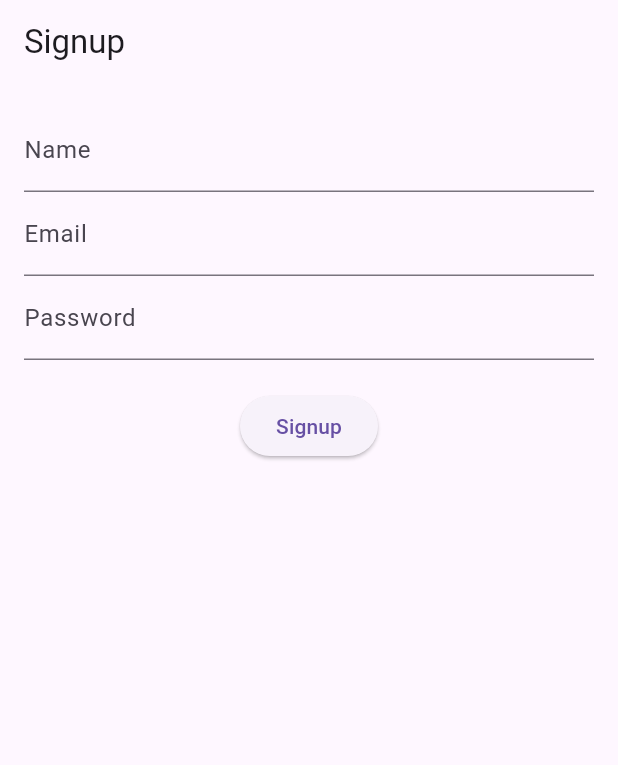
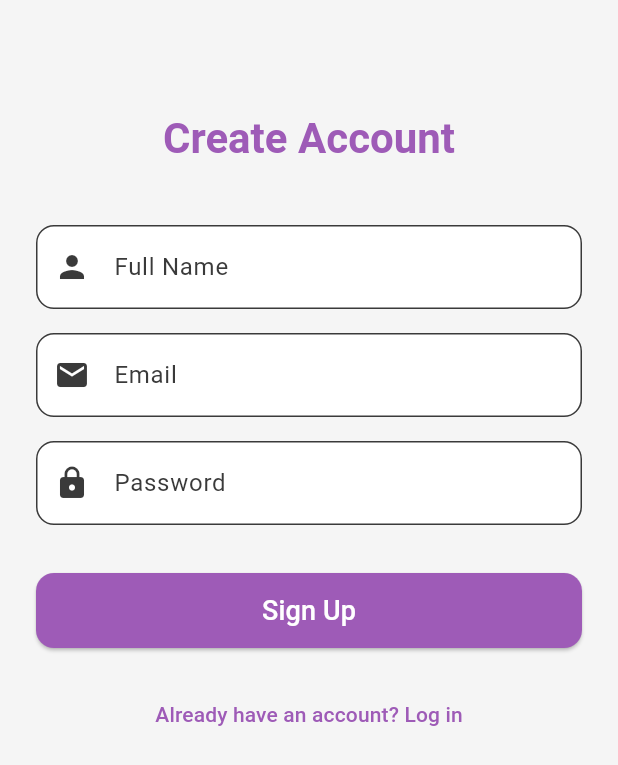
Before and after one commit to yashoda7/deeplinks, a Flutter app: the SignupPage screen opened by its route, on a phone screen of 412 x 824 dp. Shown: the top 765 px of the screen. Run offline on Flutter 3.47's test engine with Material 3 defaults, Android fonts, the phone set to English and light mode, and no system bars; our stand-ins replace dio, equatable, flutter_bloc, get_it, go_router, shared_preferences; accounts and stored records are empty; network calls fail.

Commit message:
feature:added color scheme and routers setup for easy navigation

```diff
--- /dev/null
+++ b/lib/app_router.dart
@@ -0,0 +1,34 @@
+import 'package:deeplinks/presentations/authentication/presentation/login_page.dart';
+import 'package:deeplinks/presentations/authentication/presentation/signup_page.dart';
+import 'package:deeplinks/presentations/home/home_page.dart';
+import 'package:flutter/material.dart';
+import 'package:go_router/go_router.dart';
+import 'package:deeplinks/routes.dart';
+
+
+final GoRouter appRouter = GoRouter(
+  initialLocation: '/login', // Start at login
+  routes: [
+    GoRoute(
+      path: routes.login,
+      name: 'login',
+      pageBuilder: (context, state) =>  MaterialPage(
+        child: LoginPage(),
+      ),
+    ),
+    GoRoute(
+      path: routes.signup,
+      name: 'signup',
+      pageBuilder: (context, state) =>  MaterialPage(
+        child: SignupPage(),
+      ),
+    ),
+    GoRoute(
+      path: routes.home,
+      name: 'home',
+      pageBuilder: (context, state) =>  MaterialPage(
+        child: HomePage(),
+      ),
+    ),
+  ],
+);
--- /dev/null
+++ b/lib/appcolorscheme.dart
@@ -0,0 +1,16 @@
+import 'package:flutter/material.dart';
+
+class AppColorScheme {
+  // 🌸 Brand Colors
+  static const Color primary = Color.fromARGB(255, 158, 91, 183); // Base pink
+  static const Color secondary = Color.fromARGB(255, 255, 199, 245); // Soft blush for accents
+  static const Color background = Color.fromARGB(255, 152, 116, 165); // Very light pink background
+  static const Color surface = Color.fromARGB(255, 255, 255, 255); // Clean white surface
+  static const Color border = Color(0xFFFFD1E0); // Subtle pink border
+  static const Color error = Color(0xFFE53935); // Red for errors
+
+  // 🩶 Text Colors
+  static const Color textPrimary = Color(0xFF3A3A3A); // Dark gray for readability
+  static const Color textSecondary = Color(0xFF757575); // Muted gray for secondary text
+  static const Color textOnPrimary = Color(0xFFFFFFFF); // White text on pink buttons
+}
--- a/lib/domain/repositories/user_repository.dart
+++ b/lib/domain/repositories/user_repository.dart
@@ -1,6 +1,6 @@
 import "../entities/user.dart";
 
 abstract class UserRepository {
-  Future<User> signup(String name, String email, String password);
-  Future<User> login(String email, String password);
+  Future<Map<String, dynamic>>  signup(String name, String email, String password);
+   Future<Map<String, dynamic>>  login(String email, String password);
 }
--- a/lib/domain/usecases/login_usecase.dart
+++ b/lib/domain/usecases/login_usecase.dart
@@ -1,11 +1,11 @@
 // lib/domain/usecases/login_usecase.dart
 import '../repositories/user_repository.dart';
-import '../entities/user.dart';
+
 class LoginUseCase {
   final UserRepository repository;
   LoginUseCase(this.repository);
 
-  Future<User> call(String email, String password) {
-    return repository.login(email, password);
+  Future<Map<String, dynamic>> call(String email, String password) async {
+    return await repository.login(email, password);
   }
 }
--- a/lib/domain/usecases/signup_usecase.dart
+++ b/lib/domain/usecases/signup_usecase.dart
@@ -1,13 +1,11 @@
 // lib/domain/usecases/signup_usecase.dart
-import '../entities/user.dart';
 import '../repositories/user_repository.dart';
-import 'package:deeplinks/data/models/user_model.dart';
 
 class SignupUseCase {
   final UserRepository repository;
   SignupUseCase(this.repository);
 
-  Future<User> call(String name, String email, String password) {
-    return repository.signup(name, email, password);
+  Future<Map<String, dynamic>> call(String name, String email, String password) async {
+    return await repository.signup(name, email, password);
   }
 }
--- a/lib/main.dart
+++ b/lib/main.dart
@@ -1,12 +1,11 @@
 // lib/main.dart
+import 'package:deeplinks/app_router.dart';
 import 'package:flutter/material.dart';
 import 'package:flutter_bloc/flutter_bloc.dart';
-import 'package:go_router/go_router.dart';
+import 'package:deeplinks/theme/app_theme.dart';
 import 'core/di/injection.dart' as di;
 import 'package:deeplinks/presentations/authentication/bloc/auth_bloc.dart';
-import 'package:deeplinks/presentations/authentication/presentation/login_page.dart';
-import 'package:deeplinks/presentations/authentication/presentation/signup_page.dart';
-import 'package:deeplinks/presentations/home/home_page.dart';
+
 void main() async {
  WidgetsFlutterBinding.ensureInitialized();
   await di.init(); // ensure dependencies are initialized
@@ -14,13 +13,7 @@
 }
 
 class MyApp extends StatelessWidget {
-  final GoRouter _router = GoRouter(
-    routes: [
-      GoRoute(path: '/', builder: (context, state) => LoginPage()),
-      GoRoute(path: '/signup', builder: (context, state) => SignupPage()),
-      GoRoute(path: '/home', builder: (context, state) => HomePage()),
-    ],
-  );
+
 
   @override
   Widget build(BuildContext context) {
@@ -31,7 +24,8 @@
         ),
       ],
       child: MaterialApp.router(
-        routerConfig: _router,
+        theme: AppTheme.lightTheme,
+        routerConfig: appRouter,
         debugShowCheckedModeBanner: false,
       ),
     );
--- a/lib/presentations/authentication/presentation/signup_page.dart
+++ b/lib/presentations/authentication/presentation/signup_page.dart
@@ -1,11 +1,12 @@
-// lib/presentation/pages/signup_page.dart
 import 'package:flutter/material.dart';
 import 'package:flutter_bloc/flutter_bloc.dart';
-// import '../blocs/auth_bloc.dart';
+import 'package:go_router/go_router.dart';
+import 'package:deeplinks/routes.dart';
 import '../bloc/auth_bloc.dart';
-import 'package:go_router/go_router.dart';
 
 class SignupPage extends StatefulWidget {
+  const SignupPage({super.key});
+
   @override
   State<SignupPage> createState() => _SignupPageState();
 }
@@ -17,36 +18,94 @@ class _SignupPageState extends State<SignupPage> {
 
   @override
   Widget build(BuildContext context) {
+    final theme = Theme.of(context);
+
     return Scaffold(
-      appBar: AppBar(title: Text("Signup")),
-      body: Padding(
-        padding: EdgeInsets.all(16),
+      backgroundColor: Colors.grey.shade100,
+      body: SafeArea(
         child: BlocConsumer<AuthBloc, AuthState>(
           listener: (context, state) {
-            if (state is AuthSuccess) context.go('/');
-            if (state is AuthError) ScaffoldMessenger.of(context).showSnackBar(SnackBar(content: Text(state.message)));
+            if (state is AuthSuccess) {
+              ScaffoldMessenger.of(context).showSnackBar(
+                SnackBar(content: Text(state.message ?? "Signup successful")),
+              );
+
+              // ✅ Navigate to login after short delay
+              Future.delayed(const Duration(seconds: 1), () {
+                context.go(routes.login);
+              });
+            }
+            if (state is AuthError) {
+              ScaffoldMessenger.of(context).showSnackBar(
+                SnackBar(content: Text(state.message)),
+              );
+            }
           },
           builder: (context, state) {
-            if (state is AuthLoading) return Center(child: CircularProgressIndicator());
-            return Column(
-              children: [
-                TextField(controller: nameController, decoration: InputDecoration(labelText: "Name")),
-                TextField(controller: emailController, decoration: InputDecoration(labelText: "Email")),
-                TextField(controller: passwordController, decoration: InputDecoration(labelText: "Password"), obscureText: true),
-                SizedBox(height: 20),
-                ElevatedButton(
-                  onPressed: () => context.read<AuthBloc>().add(SignupEvent(
-                    nameController.text,
-                    emailController.text,
-                    passwordController.text,
-                  )),
-                  child: Text("Signup"),
-                )
-              ],
+            if (state is AuthLoading) {
+              return const Center(child: CircularProgressIndicator());
+            }
+
+            return SingleChildScrollView(
+              padding: const EdgeInsets.all(24),
+              child: Column(
+                crossAxisAlignment: CrossAxisAlignment.center,
+                children: [
+                  const SizedBox(height: 50),
+                  Text(
+                    "Create Account",
+                    style: theme.textTheme.headlineMedium?.copyWith(
+                      fontWeight: FontWeight.bold,
+                      color: theme.primaryColor,
+                    ),
+                  ),
+                  const SizedBox(height: 40),
+                  _buildTextField(nameController, "Full Name", Icons.person),
+                  const SizedBox(height: 16),
+                  _buildTextField(emailController, "Email", Icons.email),
+                  const SizedBox(height: 16),
+                  _buildTextField(passwordController, "Password", Icons.lock, obscure: true),
+                  const SizedBox(height: 32),
+                  ElevatedButton(
+                    onPressed: () {
+                      context.read<AuthBloc>().add(SignupEvent(
+                            nameController.text.trim(),
+                            emailController.text.trim(),
+                            passwordController.text.trim(),
+                          ));
+                    },
+                    style: ElevatedButton.styleFrom(
+                      minimumSize: const Size(double.infinity, 50),
+                      shape: RoundedRectangleBorder(borderRadius: BorderRadius.circular(12)),
+                    ),
+                    child: const Text("Sign Up", style: TextStyle(fontSize: 18)),
+                  ),
+                  const SizedBox(height: 20),
+                  TextButton(
+                    onPressed: () => context.go(routes.login),
+                    child: const Text("Already have an account? Log in"),
+                  )
+                ],
+              ),
             );
           },
         ),
       ),
     );
   }
+
+  Widget _buildTextField(TextEditingController controller, String label, IconData icon,
+      {bool obscure = false}) {
+    return TextField(
+      controller: controller,
+      obscureText: obscure,
+      decoration: InputDecoration(
+        prefixIcon: Icon(icon),
+        labelText: label,
+        border: OutlineInputBorder(borderRadius: BorderRadius.circular(12)),
+        filled: true,
+        fillColor: Colors.white,
+      ),
+    );
+  }
 }
--- /dev/null
+++ b/lib/routes.dart
@@ -0,0 +1,5 @@
+class routes{
+  static String login="/login";
+static String home="/home";
+static String signup="/signup";
+}
--- /dev/null
+++ b/lib/theme/app_theme.dart
@@ -0,0 +1,70 @@
+import 'package:flutter/material.dart';
+import 'package:deeplinks/appcolorscheme.dart';
+
+class AppTheme {
+  static ThemeData lightTheme = ThemeData(
+    useMaterial3: true,
+    scaffoldBackgroundColor: AppColorScheme.background,
+
+    colorScheme: const ColorScheme.light(
+      primary: AppColorScheme.primary,
+      secondary: AppColorScheme.secondary,
+      background: AppColorScheme.background,
+      surface: AppColorScheme.surface,
+      error: AppColorScheme.error,
+      onPrimary: AppColorScheme.textOnPrimary,
+      onSecondary: AppColorScheme.textPrimary,
+      onBackground: AppColorScheme.textPrimary,
+      onSurface: AppColorScheme.textPrimary,
+      onError: Colors.white,
+    ),
+
+    appBarTheme: const AppBarTheme(
+      backgroundColor: AppColorScheme.primary,
+      foregroundColor: AppColorScheme.textOnPrimary,
+      elevation: 0,
+      centerTitle: true,
+      titleTextStyle: TextStyle(
+        fontSize: 20,
+        fontWeight: FontWeight.bold,
+        color: AppColorScheme.textOnPrimary,
+      ),
+    ),
+
+    inputDecorationTheme: InputDecorationTheme(
+      filled: true,
+      fillColor: AppColorScheme.surface,
+      border: OutlineInputBorder(
+        borderSide: const BorderSide(color: AppColorScheme.border),
+        borderRadius: BorderRadius.circular(12),
+      ),
+      focusedBorder: OutlineInputBorder(
+        borderSide: const BorderSide(color: AppColorScheme.primary, width: 1.8),
+        borderRadius: BorderRadius.circular(12),
+      ),
+      hintStyle: const TextStyle(color: AppColorScheme.textSecondary),
+    ),
+
+    elevatedButtonTheme: ElevatedButtonThemeData(
+      style: ElevatedButton.styleFrom(
+        backgroundColor: AppColorScheme.primary,
+        foregroundColor: AppColorScheme.textOnPrimary,
+        shape: RoundedRectangleBorder(
+          borderRadius: BorderRadius.circular(10),
+        ),
+        elevation: 1,
+        minimumSize: const Size(double.infinity, 48),
+      ),
+    ),
+
+    textTheme: const TextTheme(
+      bodyLarge: TextStyle(color: AppColorScheme.textPrimary, fontSize: 16),
+      bodyMedium: TextStyle(color: AppColorScheme.textSecondary, fontSize: 14),
+      titleLarge: TextStyle(
+        color: AppColorScheme.textPrimary,
+        fontWeight: FontWeight.bold,
+        fontSize: 20,
+      ),
+    ),
+  );
+}
```
Also changed, not shown: lib/constants/app_bar.dart (added, +43 -0 lines), lib/data/data_source/user_remote_data_source.dart (+55 -10 lines), lib/data/models/user_model.dart (+6 -4 lines), lib/data/repositories/user_repository_impl.dart (+15 -9 lines), lib/presentations/authentication/bloc/auth_bloc.dart (+7 -14 lines), lib/presentations/authentication/presentation/login_page.dart (+55 -24 lines), lib/presentations/home/home_page.dart (+7 -2 lines), 1 other file.
